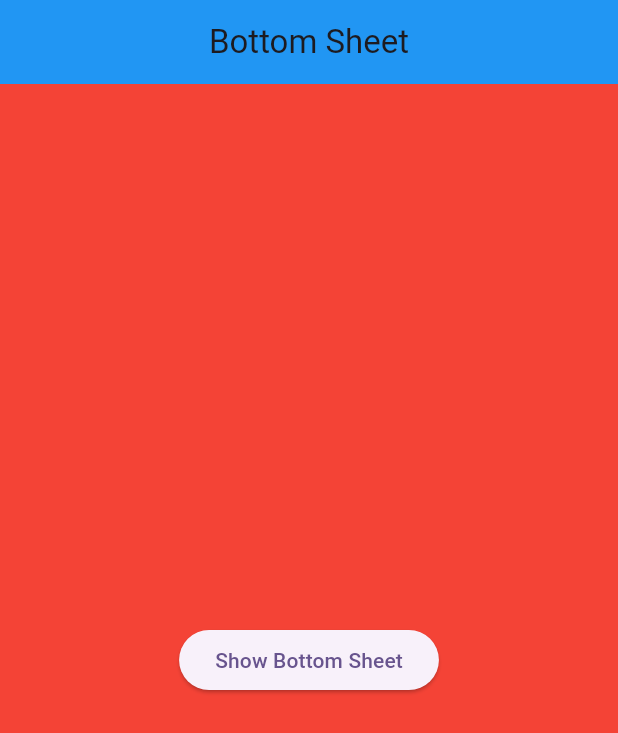
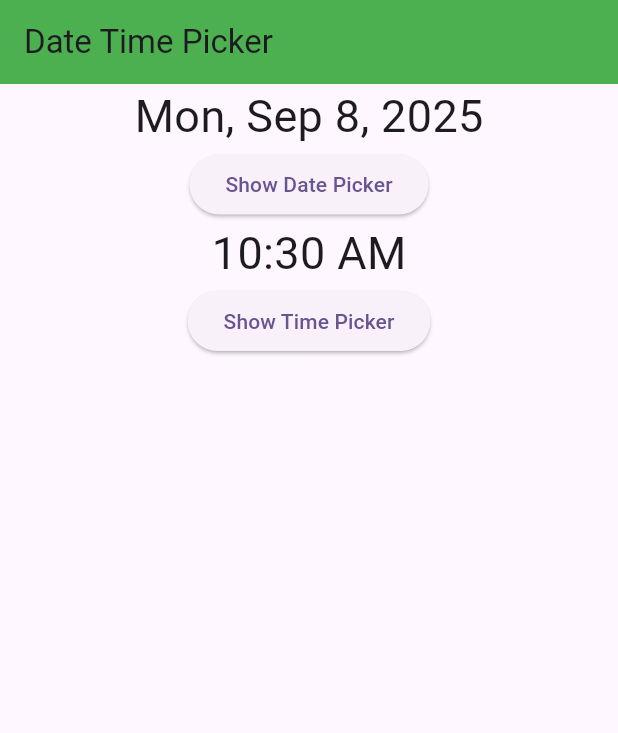
Before and after one commit to AbRehman536/Flutter_sec_5, a Flutter app: the screen it shows after launch, on a phone screen of 412 x 824 dp. Shown: the top 733 px of the screen. Run offline on Flutter 3.47's test engine with Material 3 defaults, Android fonts, the phone set to English and light mode, and no system bars; our stand-ins replace curved_navigation_bar, smooth_page_indicator.

Commit message:
Date Time Picker  done

```diff
--- /dev/null
+++ b/lib/date_time_picker.dart
@@ -0,0 +1,56 @@
+import 'package:flutter/material.dart';
+import 'package:intl/intl.dart';
+
+class DateTimePickerDemo extends StatefulWidget {
+  const DateTimePickerDemo({super.key});
+
+  @override
+  State<DateTimePickerDemo> createState() => _DateTimePickerDemoState();
+}
+
+class _DateTimePickerDemoState extends State<DateTimePickerDemo> {
+  DateTime selectedDate = DateTime.now();
+  TimeOfDay selectedTime = TimeOfDay.now();
+  @override
+  Widget build(BuildContext context) {
+    return Scaffold(
+      appBar: AppBar(
+        backgroundColor: Colors.green,
+        title: Text("Date Time Picker"),
+      ),
+      body: Center(
+        child: Column(children: [
+          Text(
+            DateFormat.yMMMEd().format(selectedDate),
+            style: TextStyle(fontSize: 30),
+          ),
+          ElevatedButton(onPressed: (){
+            showDatePicker(
+                context: context,
+                firstDate: DateTime(1970),
+                lastDate: DateTime.now()).then((val){
+                  setState(() {
+                    selectedDate = val!;
+                  });
+            });
+          }, child: Text("Show Date Picker")),
+
+          Text(
+            selectedTime.format(context).toString(),
+            style: TextStyle(fontSize: 30),
+          ),
+          ElevatedButton(onPressed: (){
+            showTimePicker(
+                context: context,
+                initialTime: TimeOfDay.now()).then((val){
+                  setState(() {
+                    selectedTime = val!;
+                  });
+            });
+          }, child: Text("Show Time Picker")),
+
+        ],),
+      ),
+    );
+  }
+}
--- a/lib/main.dart
+++ b/lib/main.dart
@@ -3,6 +3,7 @@
 import 'package:flutter_sec_5/assets_image.dart';
 import 'package:flutter_sec_5/bottom_bar.dart';
 import 'package:flutter_sec_5/curved_bar.dart';
+import 'package:flutter_sec_5/date_time_picker.dart';
 import 'package:flutter_sec_5/dialog_box.dart';
 import 'package:flutter_sec_5/gridview.dart';
 import 'package:flutter_sec_5/listtiledemo.dart';
@@ -47,7 +48,7 @@
         colorScheme: ColorScheme.fromSeed(seedColor: Colors.deepPurple),
         useMaterial3: true,
       ),
-      home: BottomSheetDemo(),
+      home: DateTimePickerDemo(),
     );
   }
 }
--- a/pubspec.yaml
+++ b/pubspec.yaml
@@ -37,6 +37,7 @@
   cupertino_icons: ^1.0.8
   smooth_page_indicator: ^1.2.1
   curved_navigation_bar: ^1.0.3
+  intl: ^0.20.2
 
 dev_dependencies:
   flutter_test:
```
Also changed, not shown: pubspec.lock.
